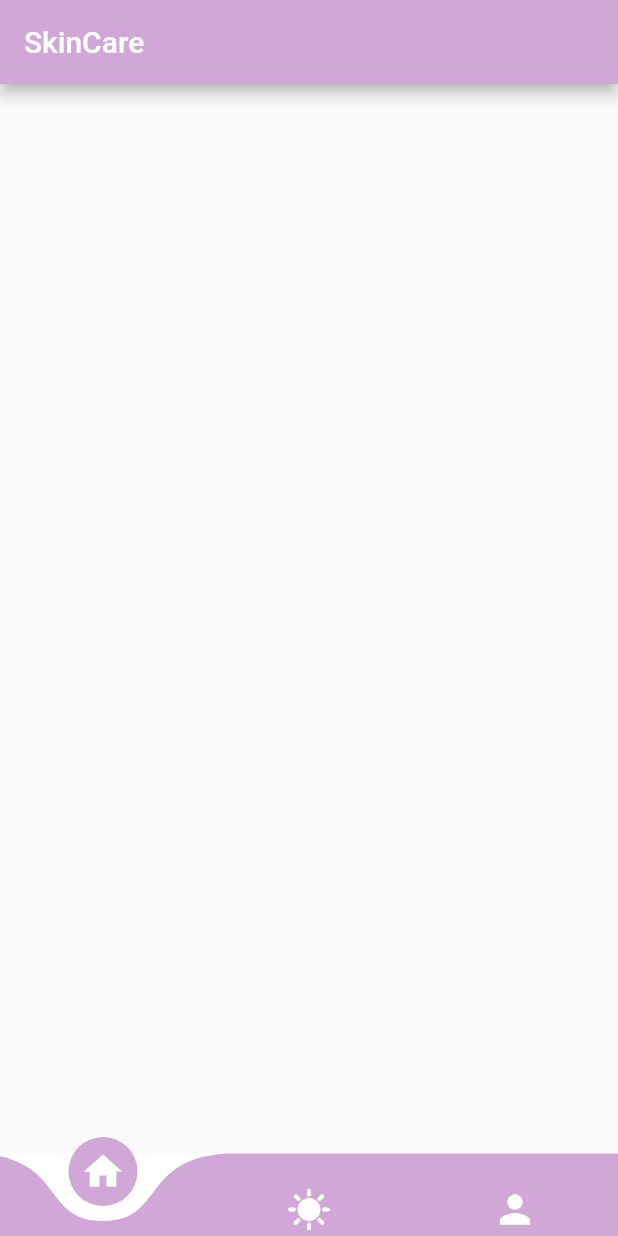
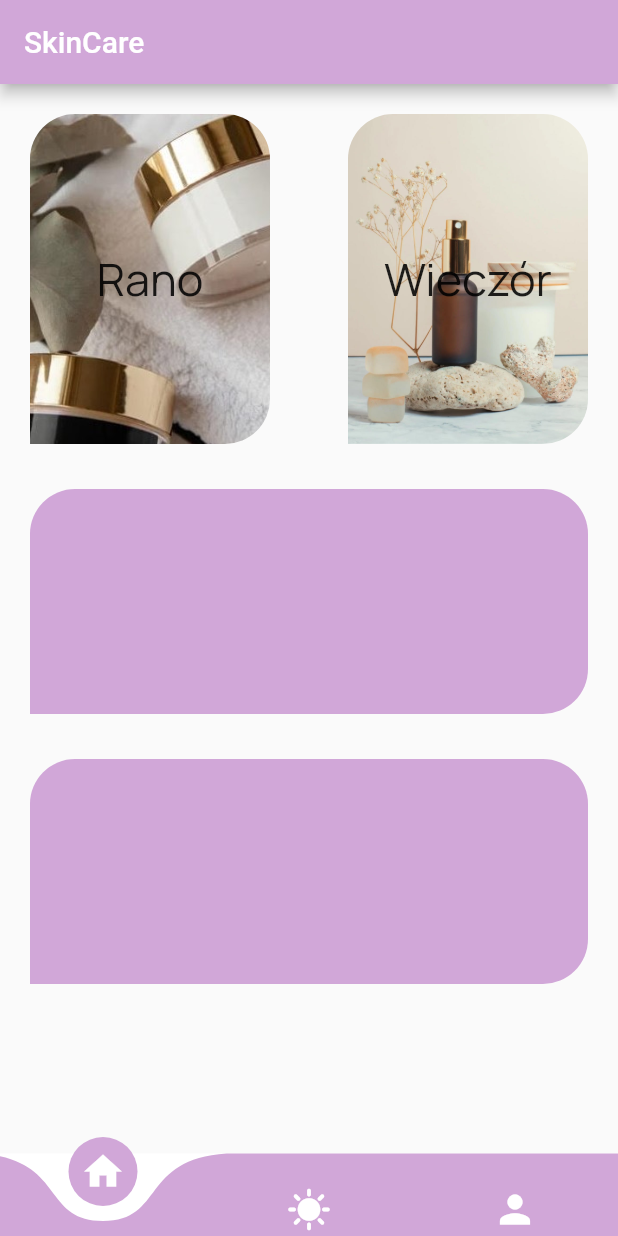
Before and after one commit to beatabien/skincareapp, a Flutter app: the screen it shows once a user with an empty profile is signed in, on a phone screen of 412 x 824 dp. Run offline on Flutter 3.47's test engine with Material 2 defaults, Android fonts, the phone set to English and light mode, and no system bars; drawn by our look-alikes of curved_navigation_bar; our stand-ins replace firebase_auth, firebase_core, google_fonts; accounts and stored records are empty.

Commit message:
Add four Containers to CarePage

```diff
--- a/lib/app/pages/care_page.dart
+++ b/lib/app/pages/care_page.dart
@@ -1,4 +1,5 @@
 import 'package:flutter/material.dart';
+import 'package:google_fonts/google_fonts.dart';
 
 class CarePage extends StatelessWidget {
   const CarePage({
@@ -8,10 +9,85 @@ class CarePage extends StatelessWidget {
   @override
   Widget build(BuildContext context) {
     return Scaffold(
-      appBar: AppBar(
-        title: const Text('SkinCare'),
-        backgroundColor: const Color.fromARGB(255, 209, 167, 216),
-      ),
-    );
+        appBar: AppBar(
+          title: const Text('SkinCare'),
+          backgroundColor: const Color.fromARGB(255, 209, 167, 216),
+        ),
+        body: Padding(
+          padding: const EdgeInsets.all(20.0),
+          child: ListView(
+            children: [
+              Row(
+                mainAxisAlignment: MainAxisAlignment.spaceBetween,
+                children: [
+                  Container(
+                    height: 220,
+                    width: 160,
+                    decoration: const BoxDecoration(
+                        borderRadius: BorderRadius.only(
+                            topLeft: Radius.circular(30),
+                            topRight: Radius.circular(30),
+                            bottomRight: Radius.circular(30)),
+                        image: DecorationImage(
+                          image: AssetImage(
+                            'images/morning.jpg',
+                          ),
+                          fit: BoxFit.cover,
+                        )),
+                    child: Center(
+                      child: Text(
+                        'Rano',
+                        style: GoogleFonts.manrope(fontSize: 30),
+                      ),
+                    ),
+                  ),
+                  Container(
+                    height: 220,
+                    width: 160,
+                    decoration: const BoxDecoration(
+                        borderRadius: BorderRadius.only(
+                            topLeft: Radius.circular(30),
+                            topRight: Radius.circular(30),
+                            bottomRight: Radius.circular(30)),
+                        image: DecorationImage(
+                          image: AssetImage(
+                            'images/evening.jpg',
+                          ),
+                          fit: BoxFit.cover,
+                        )),
+                    child: Center(
+                      child: Text(
+                        'Wieczór',
+                        style: GoogleFonts.manrope(fontSize: 30),
+                      ),
+                    ),
+                  ),
+                ],
+              ),
+              const SizedBox(height: 30),
+              Container(
+                height: 150,
+                decoration: const BoxDecoration(
+                  borderRadius: BorderRadius.only(
+                      topLeft: Radius.circular(30),
+                      topRight: Radius.circular(30),
+                      bottomRight: Radius.circular(30)),
+                  color: Color.fromARGB(255, 209, 167, 216),
+                ),
+              ),
+              const SizedBox(height: 30),
+              Container(
+                height: 150,
+                decoration: const BoxDecoration(
+                  borderRadius: BorderRadius.only(
+                      topLeft: Radius.circular(30),
+                      topRight: Radius.circular(30),
+                      bottomRight: Radius.circular(30)),
+                  color: Color.fromARGB(255, 209, 167, 216),
+                ),
+              ),
+            ],
+          ),
+        ));
   }
 }
```
Also changed, not shown: images/evening.jpg (added), images/morning.jpg (added).
